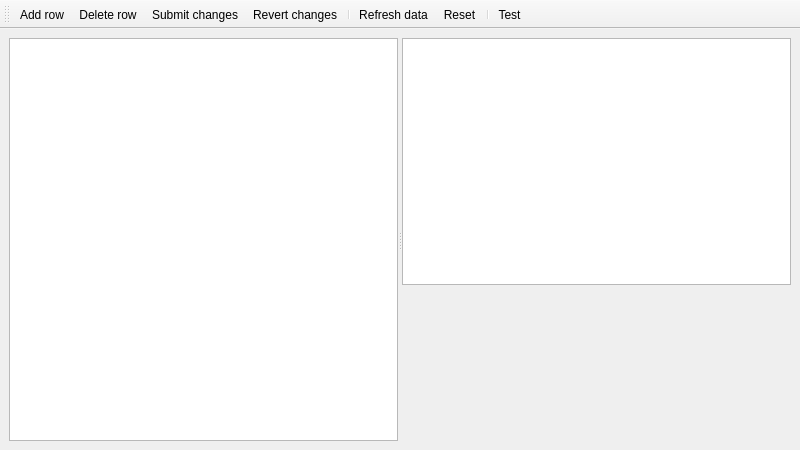
CuriousCrow/polymorph-sql, file sdk/forms/tablebrowserwindow.ui: the form before one commit.
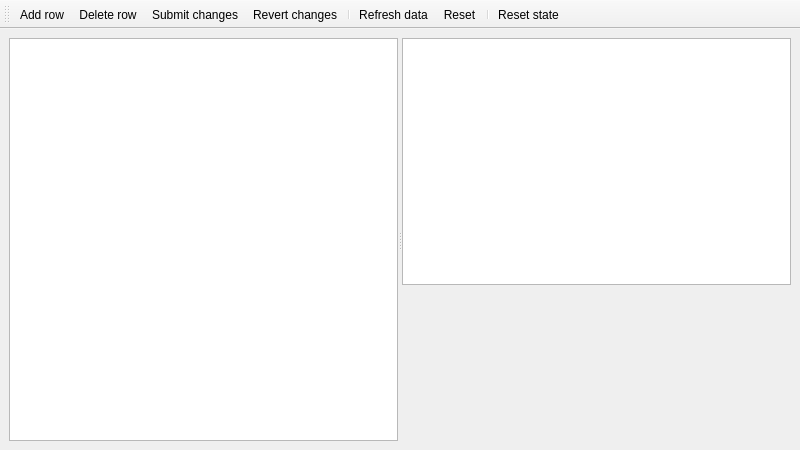
The form after the commit. Icons and pictures are not drawn. Custom widgets are drawn as their Qt base class.

Commit message: (#82) Reset column state action added to TableBrowserWindow

```diff
--- a/sdk/forms/tablebrowserwindow.ui
+++ b/sdk/forms/tablebrowserwindow.ui
@@ -77,7 +77,7 @@
    <addaction name="aRefresh"/>
    <addaction name="aResetFilters"/>
    <addaction name="separator"/>
-   <addaction name="aTest"/>
+   <addaction name="aResetState"/>
   </widget>
   <action name="aAddRow">
    <property name="icon">
@@ -186,9 +186,12 @@
     <string>Load from file</string>
    </property>
   </action>
-  <action name="aTest">
+  <action name="aResetState">
    <property name="text">
-    <string>Test</string>
+    <string>Reset state</string>
+   </property>
+   <property name="toolTip">
+    <string>Reset columns state</string>
    </property>
   </action>
  </widget>
```
Left out of the diff: 5 changed lines with no effect on the pictures. The commit also changes 4 other files.
